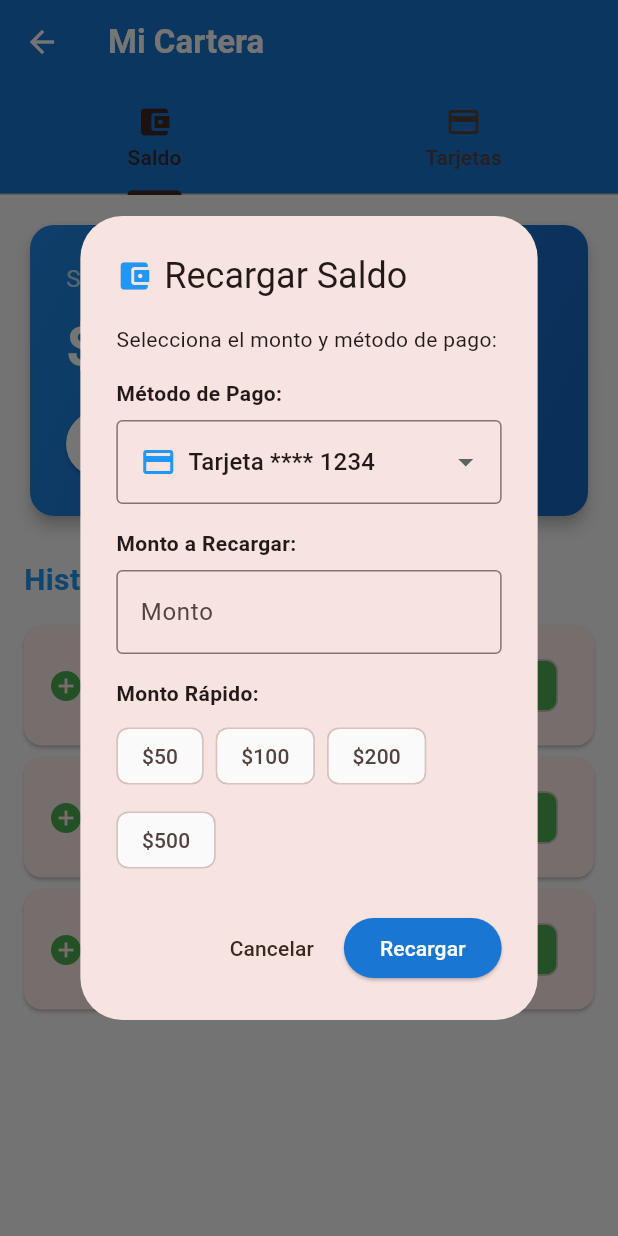
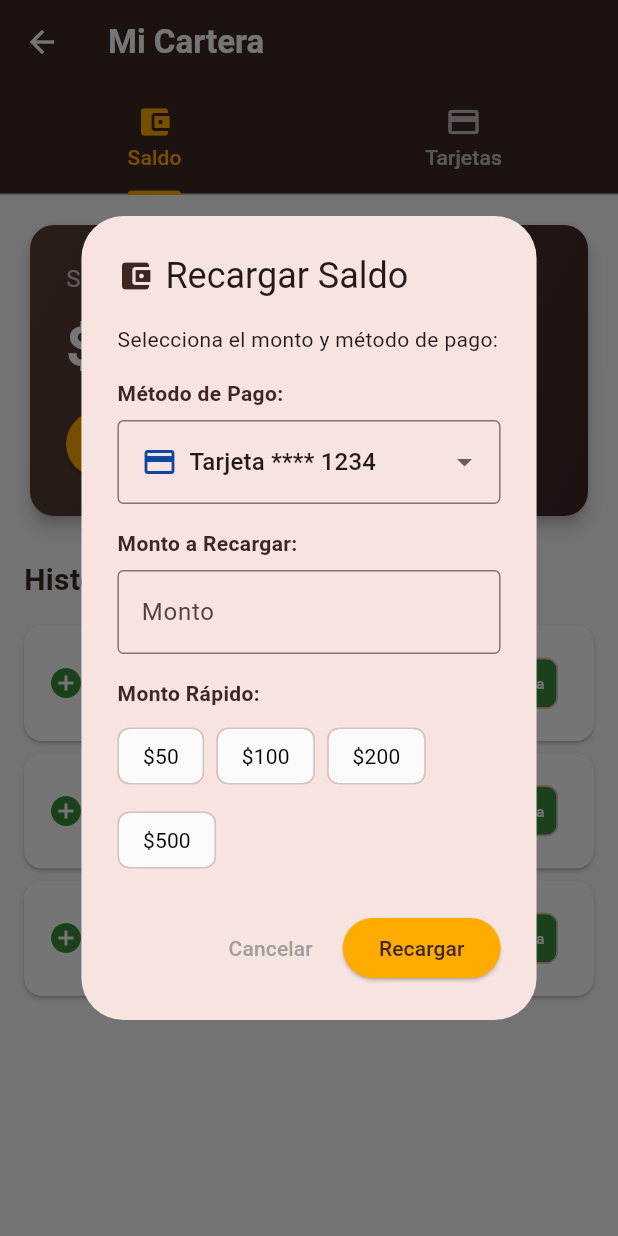
Before and after one commit to BorbonPalomaresJesusArmando4-2/unicafe, a Flutter app: the CarteraPage screen opened by its route, after a tap on "Recargar Saldo", on a phone screen of 412 x 824 dp. Run offline on Flutter 3.47's test engine with Material 3 defaults, Android fonts, the light colour scheme and no system bars.

Commit message:
change color pallete to cartera_page.dart

```diff
--- a/unicafe/lib/screens/cartera_page.dart
+++ b/unicafe/lib/screens/cartera_page.dart
@@ -1,4 +1,11 @@
 import 'package:flutter/material.dart';
+
+// DEFINICIÓN DE COLORES (Misma paleta que en Home)
+const Color kColorPrimary = Color(0xFF3E2723); // Café oscuro
+const Color kColorSecondary = Color(0xFF5D4037); // Café medio
+const Color kColorAccent = Color(0xFFFFAB00); // Ámbar/Dorado
+const Color kColorBackground = Color(0xFFFAFAFA); // Blanco hueso
+const Color kColorText = Color(0xFF3E2723); // Texto oscuro
 
 class CarteraPage extends StatefulWidget {
   const CarteraPage({super.key});
@@ -8,7 +15,7 @@ class CarteraPage extends StatefulWidget {
 }
 
 class _CarteraPageState extends State<CarteraPage> {
-  double _saldo = 1250.50;
+  double _saldo = 1000;
   final List<Map<String, dynamic>> _recargas = [
     {
       'fecha': '15 Ene 2024',
@@ -39,20 +46,20 @@ class _CarteraPageState extends State<CarteraPage> {
       'numero': '**** 1234',
       'vencimiento': '12/25',
       'principal': true,
-      'color': Colors.blue,
+      'color': Colors.blue[900], // Mantenemos azul oscuro para Visa
     },
     {
       'tipo': 'MasterCard',
       'numero': '**** 5678',
       'vencimiento': '08/26',
       'principal': false,
-      'color': Colors.red,
+      'color': Colors.red[800], // Rojo oscuro para Mastercard
     },
   ];
 
   void _mostrarDialogoRecarga() {
     final TextEditingController montoController = TextEditingController();
-    String _metodoSeleccionado = _tarjetas.isNotEmpty ? _tarjetas[0]['numero'] : 'Efectivo';
+    String metodoSeleccionado = _tarjetas.isNotEmpty ? _tarjetas[0]['numero'] : 'Efectivo';
 
     showDialog(
       context: context,
@@ -60,7 +67,7 @@ class _CarteraPageState extends State<CarteraPage> {
         return AlertDialog(
           title: const Row(
             children: [
-              Icon(Icons.account_balance_wallet, color: Colors.blue),
+              Icon(Icons.account_balance_wallet, color: kColorPrimary), // CAMBIO: Icono Café
               SizedBox(width: 8),
               Text('Recargar Saldo'),
             ],
@@ -76,11 +83,11 @@ class _CarteraPageState extends State<CarteraPage> {
                 // Método de pago
                 const Text(
                   'Método de Pago:',
-                  style: TextStyle(fontWeight: FontWeight.bold),
+                  style: TextStyle(fontWeight: FontWeight.bold, color: kColorText),
                 ),
                 const SizedBox(height: 8),
                 DropdownButtonFormField<String>(
-                  value: _metodoSeleccionado,
+                  value: metodoSeleccionado,
                   items: [
                     ..._tarjetas.map((tarjeta) => DropdownMenuItem(
                       value: tarjeta['numero'],
@@ -107,10 +114,13 @@ class _CarteraPageState extends State<CarteraPage> {
                     ),
                   ],
                   onChanged: (value) {
-                    _metodoSeleccionado = value!;
+                    metodoSeleccionado = value!;
                   },
                   decoration: const InputDecoration(
                     border: OutlineInputBorder(),
+                    focusedBorder: OutlineInputBorder(
+                      borderSide: BorderSide(color: kColorPrimary),
+                    ),
                   ),
                 ),
 
@@ -119,7 +129,7 @@ class _CarteraPageState extends State<CarteraPage> {
                 // Monto
                 const Text(
                   'Monto a Recargar:',
-                  style: TextStyle(fontWeight: FontWeight.bold),
+                  style: TextStyle(fontWeight: FontWeight.bold, color: kColorText),
                 ),
                 const SizedBox(height: 8),
                 TextFormField(
@@ -129,6 +139,9 @@ class _CarteraPageState extends State<CarteraPage> {
                     labelText: 'Monto',
                     prefixText: '\$',
                     border: OutlineInputBorder(),
+                    focusedBorder: OutlineInputBorder(
+                      borderSide: BorderSide(color: kColorPrimary),
+                    ),
                     hintText: '0.00',
                   ),
                   validator: (value) {
@@ -148,7 +161,7 @@ class _CarteraPageState extends State<CarteraPage> {
                 // Montos rápidos
                 const Text(
                   'Monto Rápido:',
-                  style: TextStyle(fontWeight: FontWeight.bold),
+                  style: TextStyle(fontWeight: FontWeight.bold, color: kColorText),
                 ),
                 const SizedBox(height: 8),
                 Wrap(
@@ -158,8 +171,19 @@ class _CarteraPageState extends State<CarteraPage> {
                     return ChoiceChip(
                       label: Text('\$$monto'),
                       selected: montoController.text == monto.toString(),
+                      selectedColor: kColorAccent, // CAMBIO: Dorado al seleccionar
+                      labelStyle: TextStyle(
+                        color: montoController.text == monto.toString()
+                            ? kColorPrimary
+                            : Colors.black,
+                        fontWeight: montoController.text == monto.toString()
+                            ? FontWeight.bold
+                            : FontWeight.normal,
+                      ),
                       onSelected: (selected) {
                         montoController.text = monto.toString();
+                        // Forzar reconstrucción para actualizar color del chip
+                        (context as Element).markNeedsBuild();
                       },
                     );
                   }).toList(),
@@ -170,19 +194,19 @@ class _CarteraPageState extends State<CarteraPage> {
           actions: [
             TextButton(
               onPressed: () => Navigator.pop(context),
-              child: const Text('Cancelar'),
+              child: const Text('Cancelar', style: TextStyle(color: Colors.grey)),
             ),
             ElevatedButton(
               onPressed: () {
                 final monto = double.tryParse(montoController.text);
                 if (monto != null && monto > 0) {
-                  _recargarSaldo(monto, _metodoSeleccionado);
+                  _recargarSaldo(monto, metodoSeleccionado);
                   Navigator.pop(context);
                 }
               },
               style: ElevatedButton.styleFrom(
-                backgroundColor: Colors.blue[700],
-                foregroundColor: Colors.white,
+                backgroundColor: kColorAccent, // CAMBIO: Botón dorado
+                foregroundColor: kColorPrimary, // Texto café
               ),
               child: const Text('Recargar'),
             ),
@@ -207,7 +231,7 @@ class _CarteraPageState extends State<CarteraPage> {
     ScaffoldMessenger.of(context).showSnackBar(
       SnackBar(
         content: Text('Recarga exitosa: \$$monto'),
-        backgroundColor: Colors.green,
+        backgroundColor: Colors.green[700],
         duration: const Duration(seconds: 3),
       ),
     );
@@ -233,7 +257,7 @@ class _CarteraPageState extends State<CarteraPage> {
     final TextEditingController nombreController = TextEditingController();
     final TextEditingController vencimientoController = TextEditingController();
     final TextEditingController cvvController = TextEditingController();
-    String _tipoTarjetaSeleccionada = 'Visa';
+    String tipoTarjetaSeleccionada = 'Visa';
 
     showDialog(
       context: context,
@@ -241,7 +265,7 @@ class _CarteraPageState extends State<CarteraPage> {
         return AlertDialog(
           title: const Row(
             children: [
-              Icon(Icons.credit_card, color: Colors.blue),
+              Icon(Icons.credit_card, color: kColorPrimary), // CAMBIO
               SizedBox(width: 8),
               Text('Agregar Tarjeta'),
             ],
@@ -254,11 +278,11 @@ class _CarteraPageState extends State<CarteraPage> {
                 // Tipo de tarjeta
                 const Text(
                   'Tipo de Tarjeta:',
-                  style: TextStyle(fontWeight: FontWeight.bold),
+                  style: TextStyle(fontWeight: FontWeight.bold, color: kColorText),
                 ),
                 const SizedBox(height: 8),
                 DropdownButtonFormField<String>(
-                  value: _tipoTarjetaSeleccionada,
+                  value: tipoTarjetaSeleccionada,
                   items: const [
                     DropdownMenuItem(
                       value: 'Visa',
@@ -292,10 +316,13 @@ class _CarteraPageState extends State<CarteraPage> {
                     ),
                   ],
                   onChanged: (value) {
-                    _tipoTarjetaSeleccionada = value!;
+                    tipoTarjetaSeleccionada = value!;
                   },
                   decoration: const InputDecoration(
                     border: OutlineInputBorder(),
+                    focusedBorder: OutlineInputBorder(
+                      borderSide: BorderSide(color: kColorPrimary),
+                    ),
                   ),
                 ),
 
@@ -308,6 +335,9 @@ class _CarteraPageState extends State<CarteraPage> {
                   decoration: const InputDecoration(
                     labelText: 'Número de Tarjeta',
                     border: OutlineInputBorder(),
+                    focusedBorder: OutlineInputBorder(
+                      borderSide: BorderSide(color: kColorPrimary),
+                    ),
                     hintText: '1234 5678 9012 3456',
                   ),
                   maxLength: 19,
@@ -321,6 +351,9 @@ class _CarteraPageState extends State<CarteraPage> {
                   decoration: const InputDecoration(
                     labelText: 'Nombre en la Tarjeta',
                     border: OutlineInputBorder(),
+                    focusedBorder: OutlineInputBorder(
+                      borderSide: BorderSide(color: kColorPrimary),
+                    ),
                     hintText: 'JUAN PEREZ',
                   ),
                 ),
@@ -336,6 +369,9 @@ class _CarteraPageState extends State<CarteraPage> {
                         decoration: const InputDecoration(
                           labelText: 'MM/AA',
                           border: OutlineInputBorder(),
+                          focusedBorder: OutlineInputBorder(
+                            borderSide: BorderSide(color: kColorPrimary),
+                          ),
                           hintText: '12/25',
                         ),
                         maxLength: 5,
@@ -349,6 +385,9 @@ class _CarteraPageState extends State<CarteraPage> {
                         decoration: const InputDecoration(
                           labelText: 'CVV',
                           border: OutlineInputBorder(),
+                          focusedBorder: OutlineInputBorder(
+                            borderSide: BorderSide(color: kColorPrimary),
+                          ),
                           hintText: '123',
                         ),
                         maxLength: 3,
@@ -363,7 +402,7 @@ class _CarteraPageState extends State<CarteraPage> {
           actions: [
             TextButton(
               onPressed: () => Navigator.pop(context),
-              child: const Text('Cancelar'),
+              child: const Text('Cancelar', style: TextStyle(color: Colors.grey)),
             ),
             ElevatedButton(
               onPressed: () {
@@ -372,7 +411,7 @@ class _CarteraPageState extends State<CarteraPage> {
                     vencimientoController.text.isNotEmpty &&
                     cvvController.text.isNotEmpty) {
                   _agregarTarjeta(
-                    _tipoTarjetaSeleccionada,
+                    tipoTarjetaSeleccionada,
                     numeroController.text,
                     vencimientoController.text,
                   );
@@ -380,8 +419,8 @@ class _CarteraPageState extends State<CarteraPage> {
                 }
               },
               style: ElevatedButton.styleFrom(
-                backgroundColor: Colors.blue[700],
-                foregroundColor: Colors.white,
+                backgroundColor: kColorAccent, // CAMBIO: Botón dorado
+                foregroundColor: kColorPrimary,
               ),
               child: const Text('Agregar Tarjeta'),
             ),
@@ -408,7 +447,7 @@ class _CarteraPageState extends State<CarteraPage> {
     ScaffoldMessenger.of(context).showSnackBar(
       SnackBar(
         content: Text('Tarjeta $tipo agregada exitosamente'),
-        backgroundColor: Colors.green,
+        backgroundColor: Colors.green[700],
       ),
     );
   }
@@ -416,11 +455,11 @@ class _CarteraPageState extends State<CarteraPage> {
   Color _obtenerColorTarjeta(String tipo) {
     switch (tipo) {
       case 'Visa':
-        return Colors.blue;
+        return Colors.blue[900]!;
       case 'MasterCard':
-        return Colors.red;
+        return Colors.red[800]!;
       case 'American Express':
-        return Colors.green;
+        return Colors.green[800]!;
       default:
         return Colors.grey;
     }
@@ -436,7 +475,7 @@ class _CarteraPageState extends State<CarteraPage> {
     ScaffoldMessenger.of(context).showSnackBar(
       const SnackBar(
         content: Text('Tarjeta establecida como principal'),
-        backgroundColor: Colors.blue,
+        backgroundColor: kColorPrimary, // CAMBIO: Café
       ),
     );
   }
@@ -451,7 +490,7 @@ class _CarteraPageState extends State<CarteraPage> {
           actions: [
             TextButton(
               onPressed: () => Navigator.pop(context),
-              child: const Text('Cancelar'),
+              child: const Text('Cancelar', style: TextStyle(color: Colors.grey)),
             ),
             ElevatedButton(
               onPressed: () {
@@ -460,14 +499,15 @@ class _CarteraPageState extends State<CarteraPage> {
                 });
                 Navigator.pop(context);
                 ScaffoldMessenger.of(context).showSnackBar(
-                  const SnackBar(
-                    content: Text('Tarjeta eliminada'),
-                    backgroundColor: Colors.green,
+                  SnackBar(
+                    content: const Text('Tarjeta eliminada'),
+                    backgroundColor: Colors.red[700],
                   ),
                 );
               },
               style: ElevatedButton.styleFrom(
-                backgroundColor: Colors.red,
+                backgroundColor: Colors.red[700],
+                foregroundColor: Colors.white,
               ),
               child: const Text('Eliminar'),
             ),
@@ -482,6 +522,7 @@ class _CarteraPageState extends State<CarteraPage> {
     return DefaultTabController(
       length: 2,
       child: Scaffold(
+        backgroundColor: kColorBackground, // CAMBIO: Fondo hueso
         appBar: AppBar(
           title: const Text(
             'Mi Cartera',
@@ -490,10 +531,14 @@ class _CarteraPageState extends State<CarteraPage> {
               color: Colors.white,
             ),
           ),
-          backgroundColor: Colors.blue[700],
+          backgroundColor: kColorPrimary, // CAMBIO: Café oscuro
           foregroundColor: Colors.white,
           elevation: 0,
+          // Color del indicador de la pestaña (la línea debajo)
           bottom: const TabBar(
+            indicatorColor: kColorAccent, // CAMBIO: Indicador dorado
+            labelColor: kColorAccent, // Icono seleccionado dorado
+            unselectedLabelColor: Colors.white70, // No seleccionado blanco suave
             tabs: [
               Tab(text: 'Saldo', icon: Icon(Icons.account_balance_wallet)),
               Tab(text: 'Tarjetas', icon: Icon(Icons.credit_card)),
@@ -526,12 +571,13 @@ class _CarteraPageState extends State<CarteraPage> {
               width: double.infinity,
               padding: const EdgeInsets.all(24),
               decoration: BoxDecoration(
-                gradient: LinearGradient(
+                // CAMBIO: Gradiente de cafés para simular el "Café"
+                gradient: const LinearGradient(
                   begin: Alignment.topLeft,
                   end: Alignment.bottomRight,
                   colors: [
-                    Colors.blue[600]!,
-                    Colors.blue[800]!,
+                    kColorSecondary, // Café medio
+                    kColorPrimary,   // Café oscuro
                   ],
                 ),
                 borderRadius: BorderRadius.circular(16),
@@ -552,15 +598,15 @@ class _CarteraPageState extends State<CarteraPage> {
                     style: const TextStyle(
                       fontSize: 36,
                       fontWeight: FontWeight.bold,
-                      color: Colors.white,
+                      color: Colors.white, // Color Accent
                     ),
                   ),
                   const SizedBox(height: 16),
                   ElevatedButton(
                     onPressed: _mostrarDialogoRecarga,
                     style: ElevatedButton.styleFrom(
-                      backgroundColor: Colors.white,
-                      foregroundColor: Colors.blue[700],
+                      backgroundColor: kColorAccent, // CAMBIO: Botón dorado
+                      foregroundColor: kColorPrimary, // Texto café
                       padding: const EdgeInsets.symmetric(horizontal: 32, vertical: 12),
                     ),
                     child: const Row(
@@ -588,13 +634,14 @@ class _CarteraPageState extends State<CarteraPage> {
             style: TextStyle(
               fontSize: 20,
               fontWeight: FontWeight.bold,
-              color: Colors.blue,
+              color: kColorText, // CAMBIO: Café
             ),
           ),
           const SizedBox(height: 16),
 
           if (_recargas.isEmpty)
             const Card(
+              color: Colors.white,
               child: Padding(
                 padding: EdgeInsets.all(20),
                 child: Column(
@@ -612,29 +659,32 @@ class _CarteraPageState extends State<CarteraPage> {
           else
             ..._recargas.map((recarga) {
               return Card(
+                color: Colors.white,
+                elevation: 1,
                 margin: const EdgeInsets.only(bottom: 8),
                 child: ListTile(
-                  leading: const Icon(Icons.add_circle, color: Colors.green),
+                  leading: Icon(Icons.add_circle, color: Colors.green[700]),
                   title: Text(
                     '+\$${recarga['monto']}',
-                    style: const TextStyle(
+                    style: TextStyle(
                       fontWeight: FontWeight.bold,
-                      color: Colors.green,
+                      color: Colors.green[700],
                     ),
                   ),
                   subtitle: Column(
                     crossAxisAlignment: CrossAxisAlignment.start,
                     children: [
-                      Text(recarga['metodo']),
-                      Text('${recarga['fecha']} ${recarga['hora']}'),
+                      Text(recarga['metodo'], style: TextStyle(color: Colors.grey[800])),
+                      Text('${recarga['fecha']} ${recarga['hora']}', style: TextStyle(color: Colors.grey[600], fontSize: 12)),
                     ],
                   ),
                   trailing: Chip(
                     label: Text(
                       recarga['estado'],
-                      style: const TextStyle(fontSize: 12, color: Colors.white),
+                      style: const TextStyle(fontSize: 10, color: Colors.white),
                     ),
-                    backgroundColor: Colors.green,
+                    padding: const EdgeInsets.all(0),
+                    backgroundColor: Colors.green[700],
                   ),
                 ),
               );
@@ -652,14 +702,16 @@ class _CarteraPageState extends State<CarteraPage> {
         children: [
           // Botón para agregar tarjeta
           Card(
+            color: Colors.white,
+            elevation: 2,
             child: ListTile(
-              leading: const Icon(Icons.add_circle, color: Colors.blue),
+              leading: const Icon(Icons.add_circle, color: kColorPrimary), // CAMBIO
               title: const Text(
                 'Agregar Nueva Tarjeta',
-                style: TextStyle(fontWeight: FontWeight.bold),
+                style: TextStyle(fontWeight: FontWeight.bold, color: kColorText),
               ),
               subtitle: const Text('Visa, MasterCard, American Express'),
-              trailing: const Icon(Icons.arrow_forward_ios),
+              trailing: const Icon(Icons.arrow_forward_ios, size: 16),
               onTap: _mostrarDialogoAgregarTarjeta,
             ),
           ),
@@ -672,13 +724,14 @@ class _CarteraPageState extends State<CarteraPage> {
             style: TextStyle(
               fontSize: 20,
               fontWeight: FontWeight.bold,
-              color: Colors.blue,
+              color: kColorText, // CAMBIO
             ),
           ),
           const SizedBox(height: 16),
 
           if (_tarjetas.isEmpty)
             const Card(
+              color: Colors.white,
               child: Padding(
                 padding: EdgeInsets.all(20),
                 child: Column(
@@ -698,37 +751,38 @@ class _CarteraPageState extends State<CarteraPage> {
               final index = entry.key;
               final tarjeta = entry.value;
               return Card(
+                color: Colors.white,
                 margin: const EdgeInsets.only(bottom: 12),
                 child: ListTile(
                   leading: Icon(
                     Icons.credit_card,
-                    color: tarjeta['color'],
+                    color: tarjeta['color'], // Mantenemos el color de la marca (rojo/azul)
                     size: 32,
                   ),
                   title: Text(
                     '${tarjeta['tipo']} ${tarjeta['numero']}',
-                    style: const TextStyle(fontWeight: FontWeight.bold),
+                    style: const TextStyle(fontWeight: FontWeight.bold, color: kColorText),
                   ),
                   subtitle: Text('Vence: ${tarjeta['vencimiento']}'),
                   trailing: Row(
                     mainAxisSize: MainAxisSize.min,
                     children: [
                       if (tarjeta['principal'])
-                        Chip(
-                          label: const Text(
+                        const Chip(
+                          label: Text(
                             'Principal',
-                            style: TextStyle(fontSize: 10, color: Colors.white),
+                            style: TextStyle(fontSize: 10, color: kColorPrimary),
                           ),
-                          backgroundColor: Colors.blue,
+                          backgroundColor: kColorAccent, // CAMBIO: Dorado
                         )
                       else
                         IconButton(
-                          icon: const Icon(Icons.star_border, color: Colors.blue),
+                          icon: const Icon(Icons.star_border, color: kColorAccent), // Estrella dorada
                           onPressed: () => _establecerComoPrincipal(index),
                           tooltip: 'Establecer como principal',
                         ),
                       IconButton(
-                        icon: const Icon(Icons.delete, color: Colors.red),
+                        icon: const Icon(Icons.delete, color: Colors.grey),
                         onPressed: () => _eliminarTarjeta(index),
                         tooltip: 'Eliminar tarjeta',
                       ),
```
